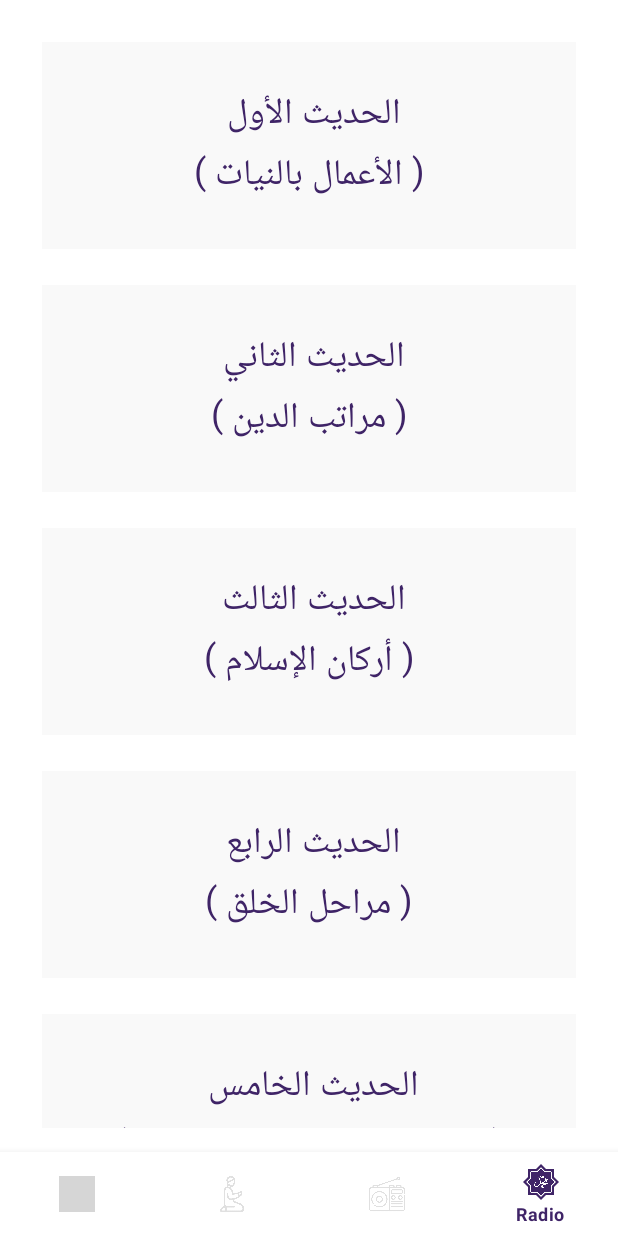
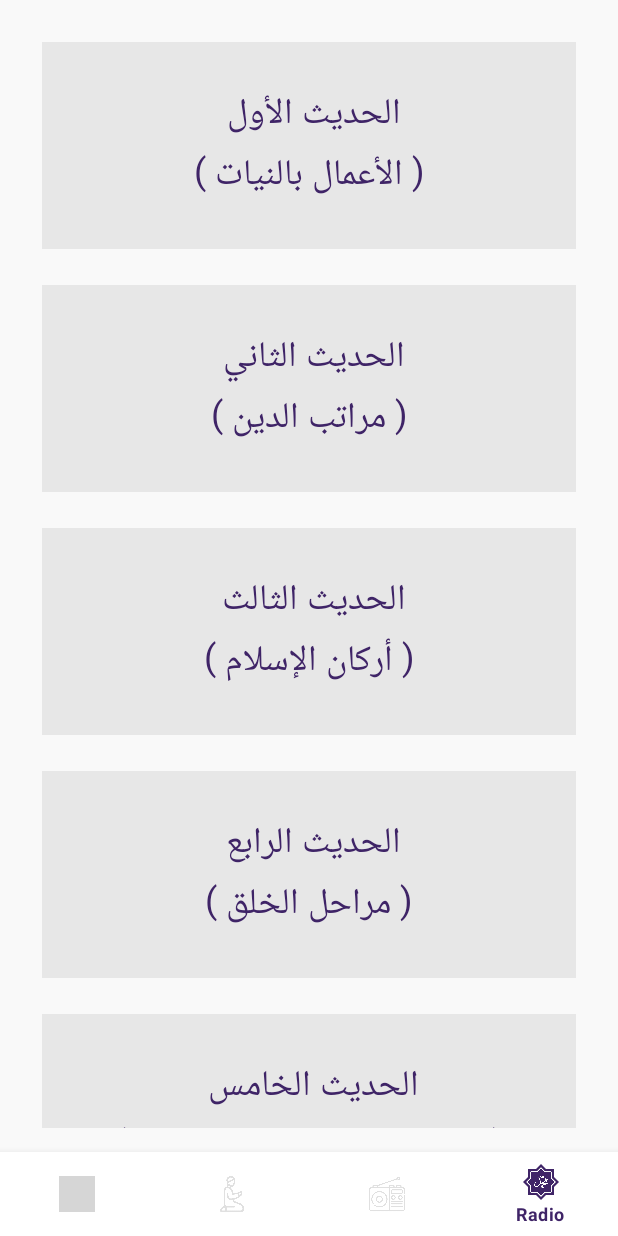
Before and after one commit to MohammedMagdy81/MyIslamicApp, an Android app: the AhadethListActivity screen opened directly, with no data from a screen before it, on a phone screen of 412 x 824 dp. Run offline under Robolectric (Android 15) with nearby library versions, the light colour scheme and no system bars; Roboto replaces fonts that are not available here; grey boxes are pictures that could not be loaded.

Commit message:
some change

```diff
--- a/app/src/main/res/layout/activity_ahadeth_list.xml
+++ b/app/src/main/res/layout/activity_ahadeth_list.xml
@@ -5,6 +5,7 @@
     xmlns:app="http://schemas.android.com/apk/res-auto"
     android:layout_width="match_parent"
     android:layout_height="match_parent"
+    android:background="#34E0E0E0"
     tools:context=".activities.AhadethListActivity">
 
   <androidx.recyclerview.widget.RecyclerView
--- a/app/src/main/res/layout/activity_azkar.xml
+++ b/app/src/main/res/layout/activity_azkar.xml
@@ -4,6 +4,7 @@
     xmlns:tools="http://schemas.android.com/tools"
     android:layout_width="match_parent"
     android:layout_height="match_parent"
+    android:background="#B0E0E0E0"
     tools:context=".activities.AzkarActivity">
 
     <androidx.recyclerview.widget.RecyclerView
--- a/app/src/main/res/layout/activity_main.xml
+++ b/app/src/main/res/layout/activity_main.xml
@@ -4,7 +4,8 @@
     xmlns:tools="http://schemas.android.com/tools"
     android:layout_width="match_parent"
     android:layout_height="match_parent"
-    android:background="@color/white"
+    android:background="#34E0E0E0"
+
     tools:context=".activities.QuranActivity">
 
   <androidx.recyclerview.widget.RecyclerView
--- a/app/src/main/res/layout/activity_radio.xml
+++ b/app/src/main/res/layout/activity_radio.xml
@@ -4,6 +4,7 @@
     xmlns:tools="http://schemas.android.com/tools"
     android:layout_width="match_parent"
     android:layout_height="match_parent"
+    android:background="#34E0E0E0"
     tools:context=".activities.RadioActivity">
 
     <androidx.recyclerview.widget.RecyclerView
--- a/app/src/main/res/layout/activity_splash.xml
+++ b/app/src/main/res/layout/activity_splash.xml
@@ -5,6 +5,7 @@
     android:layout_width="match_parent"
     android:layout_height="match_parent"
     android:gravity="center"
+    android:background="#B0E0E0E0"
     tools:context=".SplashActivity">
 
     <TextView
--- a/app/src/main/res/layout/item_hadeeth_name.xml
+++ b/app/src/main/res/layout/item_hadeeth_name.xml
@@ -3,7 +3,7 @@
     android:layout_width="match_parent"
     android:layout_height="wrap_content"
     android:layout_margin="12dp"
-    android:background="#36E0E0E0"
+    android:background="#B0E0E0E0"
     xmlns:app="http://schemas.android.com/apk/res-auto"
     xmlns:tools="http://schemas.android.com/tools">
 
--- a/app/src/main/res/layout/item_radio.xml
+++ b/app/src/main/res/layout/item_radio.xml
@@ -13,6 +13,7 @@
         android:layout_width="match_parent"
         android:layout_height="match_parent"
         android:background="#1D707070"
+
         >
 
         <TextView
--- a/app/src/main/res/layout/item_zekr.xml
+++ b/app/src/main/res/layout/item_zekr.xml
@@ -19,6 +19,7 @@
             android:layout_height="wrap_content"
             android:layout_margin="4dp"
             android:padding="6dp"
+            android:gravity="center"
             android:text="أذكار الصباح والمساء "
             android:textColor="@color/colorPrimaryDark"
             android:textSize="22sp"
```
